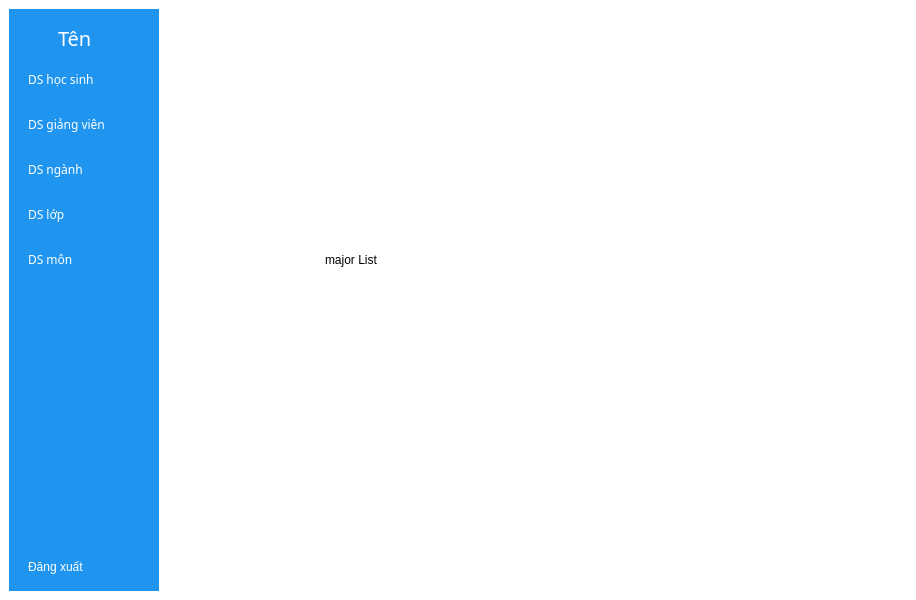
This is university_management/src/view/lecturerMainScreen.ui in NTDQuan/uni_management as Qt 5 draws it before an edit. The edited form follows.
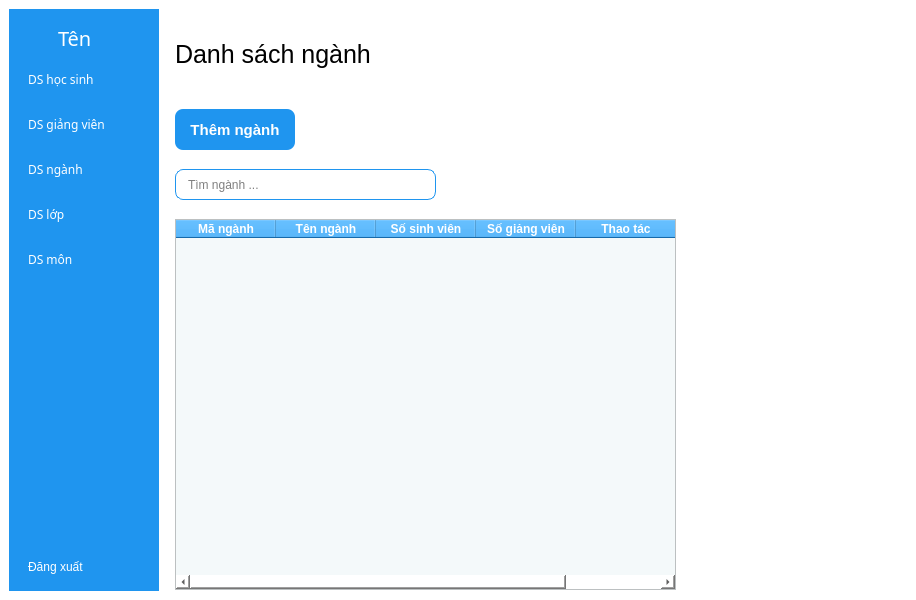
This is the edited form. The open tabs and pages were chosen to show the change. Icons and pictures are not drawn.

Commit message: Feat: Implement CRUD function for major list

```diff
--- a/university_management/src/view/lecturerMainScreen.ui
+++ b/university_management/src/view/lecturerMainScreen.ui
@@ -651,14 +651,121 @@
           <widget class="QLabel" name="label_5">
            <property name="geometry">
             <rect>
-             <x>160</x>
-             <y>220</y>
-             <width>131</width>
-             <height>61</height>
+             <x>10</x>
+             <y>10</y>
+             <width>251</width>
+             <height>71</height>
             </rect>
            </property>
+           <property name="font">
+            <font>
+             <pointsize>19</pointsize>
+            </font>
+           </property>
            <property name="text">
-            <string>major List</string>
+            <string>Danh sách ngành</string>
+           </property>
+          </widget>
+          <widget class="QPushButton" name="addMajorBtn">
+           <property name="geometry">
+            <rect>
+             <x>10</x>
+             <y>100</y>
+             <width>120</width>
+             <height>41</height>
+            </rect>
+           </property>
+           <property name="minimumSize">
+            <size>
+             <width>120</width>
+             <height>41</height>
+            </size>
+           </property>
+           <property name="styleSheet">
+            <string notr="true">QPushButton {
+	background-color: rgb(31, 149, 239);
+	color: white;
+	border: none;
+	border-radius: 8px;
+	font-weight: bold;
+	font-size: 15px;
+}</string>
+           </property>
+           <property name="text">
+            <string>Thêm ngành</string>
+           </property>
+          </widget>
+          <widget class="QTableWidget" name="majorTableWidget">
+           <property name="geometry">
+            <rect>
+             <x>10</x>
+             <y>210</y>
+             <width>501</width>
+             <height>371</height>
+            </rect>
+           </property>
+           <property name="styleSheet">
+            <string notr="true">QHeaderView::section {
+	font-weight: bold;
+	background-color: rgb(31, 149, 239);
+	color: white
+}
+
+QTableWidget {
+	alternate-background-color: #BOEDF8;
+	background-color: #F4F9FA;
+}</string>
+           </property>
+           <column>
+            <property name="text">
+             <string>Mã ngành</string>
+            </property>
+           </column>
+           <column>
+            <property name="text">
+             <string>Tên ngành</string>
+            </property>
+           </column>
+           <column>
+            <property name="text">
+             <string>Số sinh viên</string>
+            </property>
+           </column>
+           <column>
+            <property name="text">
+             <string>Số giảng viên</string>
+            </property>
+           </column>
+           <column>
+            <property name="text">
+             <string>Thao tác</string>
+            </property>
+           </column>
+          </widget>
+          <widget class="QLineEdit" name="majorSearchBarEdit">
+           <property name="geometry">
+            <rect>
+             <x>10</x>
+             <y>160</y>
+             <width>261</width>
+             <height>31</height>
+            </rect>
+           </property>
+           <property name="minimumSize">
+            <size>
+             <width>261</width>
+             <height>31</height>
+            </size>
+           </property>
+           <property name="styleSheet">
+            <string notr="true">QLineEdit {
+	padding-left: 10px;
+	border-radius: 8px;
+	border: 1px solid rgb(31, 149, 239);
+}</string>
+           </property>
+           <property name="placeholderText">
+            <string>Tìm ngành ...</string>
            </property>
           </widget>
          </widget>
```
Left out of the diff: 2 changed lines with no effect on the pictures. The commit also changes 17 other files.
